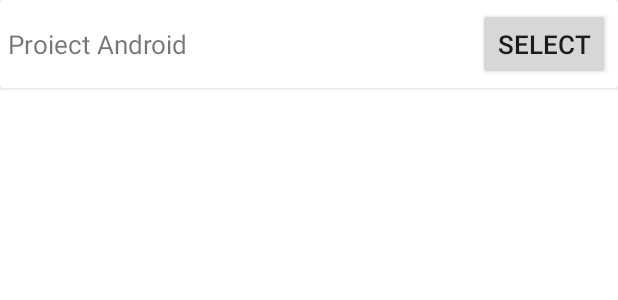
After one commit to Ionnier/proiect-android, an Android app built with Jetpack Compose: the layout list_view_item.xml on its own in the app's theme, with its tools: preview values and no code run, on a phone screen of 412 x 824 dp. The commit adds this screen. Shown: the top 300 px of the screen. Run offline under Robolectric (Android 15) with nearby library versions, the phone set to English and light mode, and no system bars.

Commit message:
Recycler view language picker

```diff
--- a/app/build.gradle
+++ b/app/build.gradle
@@ -5,6 +5,7 @@ plugins {
     id 'kotlin-kapt'
 }
 apply plugin: 'kotlinx-serialization'
+apply plugin: "androidx.navigation.safeargs.kotlin"
 
 android {
     namespace 'com.ionnier.pdma'
@@ -38,6 +39,7 @@ android {
     }
     buildFeatures {
         compose true
+        viewBinding true
     }
     composeOptions {
         kotlinCompilerExtensionVersion '1.4.3'
@@ -56,6 +58,7 @@ dependencies {
     implementation 'androidx.activity:activity-compose:1.6.1'
     implementation "androidx.compose.ui:ui"
     implementation "androidx.compose.ui:ui-tooling-preview"
+    implementation "com.google.android.material:material:1.8.0"
     implementation 'androidx.compose.material3:material3'
     implementation 'androidx.fragment:fragment-ktx:1.5.5'
     implementation 'androidx.appcompat:appcompat:1.6.1'
@@ -64,6 +67,8 @@ dependencies {
     implementation 'androidx.lifecycle:lifecycle-viewmodel-ktx:2.5.1'
     implementation 'com.jakewharton.timber:timber:4.7.1'
     implementation "com.google.dagger:hilt-android:2.44.2"
+    implementation "androidx.datastore:datastore-preferences:1.0.0"
+    implementation "androidx.recyclerview:recyclerview:1.2.1"
     testImplementation 'junit:junit:4.13.2'
     androidTestImplementation 'androidx.test.ext:junit:1.1.5'
     androidTestImplementation 'androidx.test.espresso:espresso-core:3.5.1'
--- a/app/src/main/AndroidManifest.xml
+++ b/app/src/main/AndroidManifest.xml
@@ -1,7 +1,7 @@
 <?xml version="1.0" encoding="utf-8"?>
 <manifest xmlns:android="http://schemas.android.com/apk/res/android"
     xmlns:tools="http://schemas.android.com/tools">
-
+    <uses-permission android:name="android.permission.INTERNET" />
     <application
         android:allowBackup="true"
         android:dataExtractionRules="@xml/data_extraction_rules"
--- a/app/src/main/java/com/ionnier/pdma/MainApplication.kt
+++ b/app/src/main/java/com/ionnier/pdma/MainApplication.kt
@@ -2,6 +2,7 @@ package com.ionnier.pdma
 
 import android.app.Application
 import android.content.Context
+import com.ionnier.pdma.data.Languages
 import dagger.hilt.android.HiltAndroidApp
 import timber.log.Timber
 import timber.log.Timber.DebugTree
@@ -15,6 +16,7 @@ class MainApplication : Application() {
     override fun onCreate() {
         super.onCreate()
         appContext = this.applicationContext
+        Settings.init(appContext)
         if (BuildConfig.DEBUG) {
             Timber.plant(object: DebugTree() {
                 override fun createStackElementTag(element: StackTraceElement): String {
--- /dev/null
+++ b/app/src/main/res/layout/list_view_item.xml
@@ -0,0 +1,35 @@
+<?xml version="1.0" encoding="utf-8"?>
+<androidx.cardview.widget.CardView xmlns:android="http://schemas.android.com/apk/res/android"
+    xmlns:app="http://schemas.android.com/apk/res-auto"
+    android:id="@+id/language_item"
+    android:layout_width="match_parent"
+    android:layout_height="wrap_content">
+    <androidx.constraintlayout.widget.ConstraintLayout
+        android:padding="5dp"
+        android:layout_width="match_parent"
+        android:orientation="horizontal"
+        android:layout_height="wrap_content">
+
+        <androidx.appcompat.widget.AppCompatTextView
+            android:id="@+id/ssid"
+            android:layout_width="wrap_content"
+            android:layout_height="wrap_content"
+            android:text="@string/app_name"
+            android:textSize="17sp"
+            app:layout_constraintBottom_toBottomOf="parent"
+            app:layout_constraintStart_toStartOf="parent"
+            app:layout_constraintTop_toTopOf="parent" />
+
+        <androidx.appcompat.widget.AppCompatButton
+            android:id="@+id/selectButton"
+            android:layout_width="wrap_content"
+            android:layout_height="wrap_content"
+            android:text="@string/select"
+            android:textSize="17sp"
+            app:layout_constraintBottom_toBottomOf="parent"
+            app:layout_constraintTop_toTopOf="parent"
+            app:layout_constraintEnd_toEndOf="parent" />
+
+    </androidx.constraintlayout.widget.ConstraintLayout>
+
+</androidx.cardview.widget.CardView>
--- a/app/src/main/res/values/strings.xml
+++ b/app/src/main/res/values/strings.xml
@@ -2,4 +2,5 @@
     <string name="app_name">Proiect Android</string>
     <!-- TODO: Remove or change this placeholder text -->
     <string name="hello_blank_fragment">Hello blank fragment</string>
+    <string name="select">Select</string>
 </resources>
```
Also changed, not shown: app/src/main/java/com/ionnier/pdma/Settings.kt (added, +39 -0 lines), app/src/main/java/com/ionnier/pdma/data/LanguagesResults.kt (added, +20 -0 lines), app/src/main/java/com/ionnier/pdma/di/MainModule.kt (+7 -6 lines), app/src/main/java/com/ionnier/pdma/ui/fragments/IntroFragment.kt (+150 -3 lines), app/src/main/java/com/ionnier/pdma/ui/fragments/LoginFragment.kt (added, +60 -0 lines), app/src/main/java/com/ionnier/pdma/ui/recyclerview/LanguageAdapter.kt (added, +31 -0 lines), app/src/main/res/layout/fragment_login.xml (added, +14 -0 lines), app/src/main/res/layout/layout_language.xml (added, +48 -0 lines), app/src/main/res/navigation/nav_graph.xml (+11 -2 lines).
